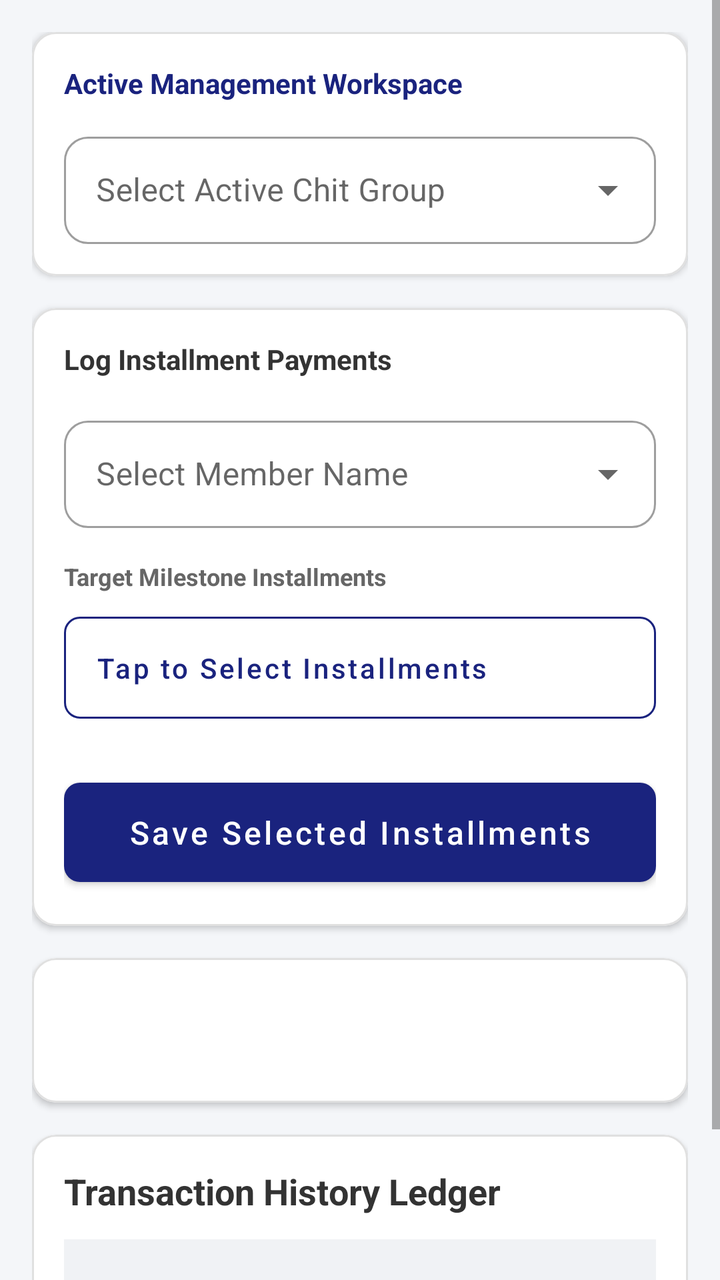
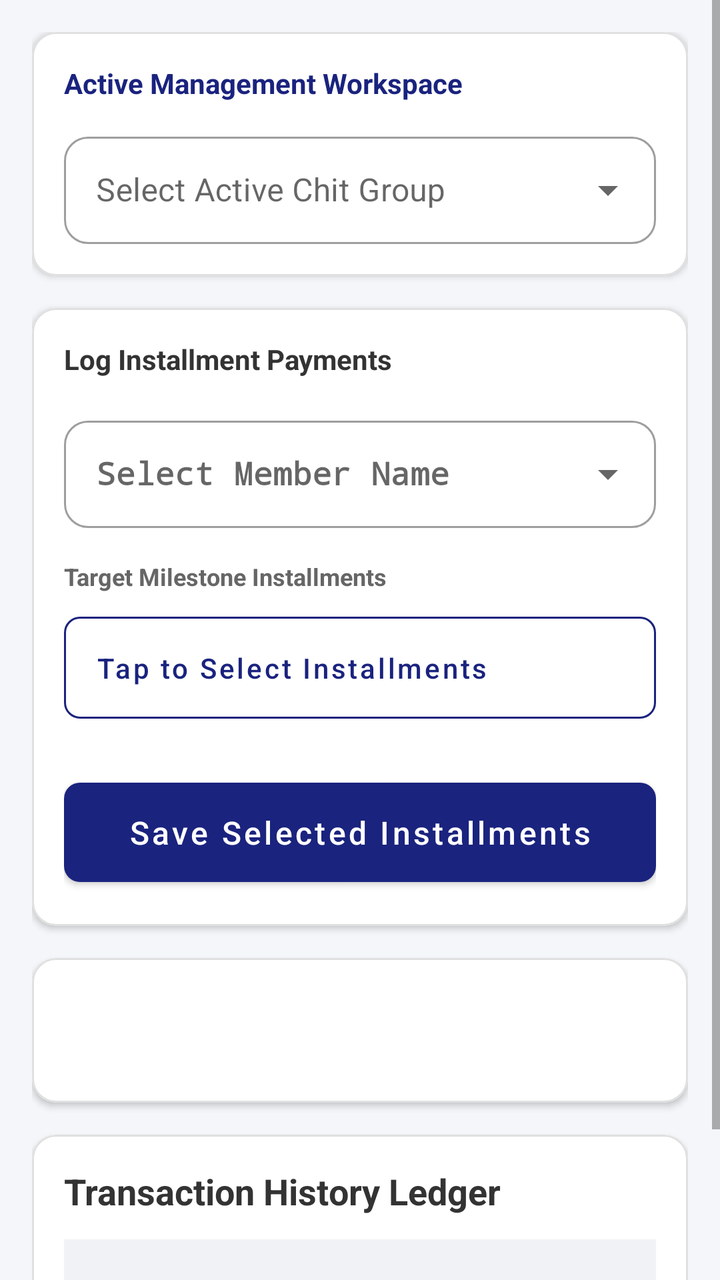

Compare the two renders of this Android layout. The source of the first and the diff that turns it into the second are given below.
<!-- AndroidManifest.xml: application theme Theme.ChitFundManager -->
<!-- res/layout/activity_main.xml -->
<?xml version="1.0" encoding="utf-8"?>
<ScrollView xmlns:android="http://schemas.android.com/apk/res/android"
    xmlns:app="http://schemas.android.com/apk/res-auto"
    android:layout_width="match_parent"
    android:layout_height="match_parent"
    android:background="#F4F6F9"
    android:fillViewport="true">

    <LinearLayout
        android:layout_width="match_parent"
        android:layout_height="wrap_content"
        android:orientation="vertical"
        android:padding="16dp">

        <com.google.android.material.card.MaterialCardView
            android:layout_width="match_parent"
            android:layout_height="wrap_content"
            android:layout_marginBottom="16dp"
            app:cardCornerRadius="12dp"
            app:cardElevation="2dp"
            app:strokeColor="#E0E0E0"
            app:strokeWidth="1dp">

            <LinearLayout
                android:layout_width="match_parent"
                android:layout_height="wrap_content"
                android:orientation="vertical"
                android:padding="16dp">

                <TextView
                    android:layout_width="wrap_content"
                    android:layout_height="wrap_content"
                    android:text="Active Management Workspace"
                    android:textColor="#1A237E"
                    android:textSize="14sp"
                    android:textStyle="bold"
                    android:layout_marginBottom="12dp" />

                <com.google.android.material.textfield.TextInputLayout
                    style="@style/Widget.MaterialComponents.TextInputLayout.OutlinedBox.ExposedDropdownMenu"
                    android:layout_width="match_parent"
                    android:layout_height="wrap_content"
                    android:hint="Select Active Chit Group">

                    <AutoCompleteTextView
                        android:id="@+id/spChitSelector"
                        android:layout_width="match_parent"
                        android:layout_height="wrap_content"
                        android:inputType="none"
                        android:padding="16dp"
                        android:textSize="16sp" />
                </com.google.android.material.textfield.TextInputLayout>
            </LinearLayout>
        </com.google.android.material.card.MaterialCardView>

        <com.google.android.material.card.MaterialCardView
            android:id="@+id/llFormContainer"
            android:layout_width="match_parent"
            android:layout_height="wrap_content"
            android:layout_marginBottom="16dp"
            app:cardCornerRadius="12dp"
            app:cardElevation="2dp"
            app:strokeColor="#E0E0E0"
            app:strokeWidth="1dp">

            <LinearLayout
                android:layout_width="match_parent"
                android:layout_height="wrap_content"
                android:orientation="vertical"
                android:padding="16dp">

                <TextView
                    android:layout_width="wrap_content"
                    android:layout_height="wrap_content"
                    android:text="Log Installment Payments"
                    android:textColor="#333333"
                    android:textSize="14sp"
                    android:textStyle="bold"
                    android:layout_marginBottom="16dp" />

                <com.google.android.material.textfield.TextInputLayout
                    style="@style/Widget.MaterialComponents.TextInputLayout.OutlinedBox.ExposedDropdownMenu"
                    android:layout_width="match_parent"
                    android:layout_height="wrap_content"
                    android:layout_marginBottom="16dp"
                    android:hint="Select Member Name">

                    <AutoCompleteTextView
                        android:id="@+id/spMembers"
                        android:layout_width="match_parent"
                        android:layout_height="wrap_content"
                        android:inputType="none"
                        android:padding="16dp" />
                </com.google.android.material.textfield.TextInputLayout>

                <TextView
                    android:layout_width="wrap_content"
                    android:layout_height="wrap_content"
                    android:text="Target Milestone Installments"
                    android:textColor="#666666"
                    android:textSize="12sp"
                    android:textStyle="bold"
                    android:layout_marginBottom="6dp" />

                <com.google.android.material.button.MaterialButton
                    android:id="@+id/btnSelectInstallments"
                    style="@style/Widget.MaterialComponents.Button.OutlinedButton"
                    android:layout_width="match_parent"
                    android:layout_height="wrap_content"
                    android:layout_marginBottom="20dp"
                    android:text="Tap to Select Installments"
                    android:textColor="#1A237E"
                    android:gravity="start|center_vertical"
                    android:padding="16dp"
                    android:textAllCaps="false"
                    app:strokeColor="#1A237E"
                    app:strokeWidth="1dp"
                    app:cornerRadius="8dp" />

                <com.google.android.material.button.MaterialButton
                    android:id="@+id/btnAddInstallment"
                    android:layout_width="match_parent"
                    android:layout_height="wrap_content"
                    android:text="Save Selected Installments"
                    android:textAllCaps="false"
                    android:textSize="16sp"
                    android:padding="14dp"
                    app:backgroundTint="#1A237E"
                    app:cornerRadius="8dp" />
            </LinearLayout>
        </com.google.android.material.card.MaterialCardView>

        <com.google.android.material.card.MaterialCardView
            android:layout_width="match_parent"
            android:layout_height="wrap_content"
            android:layout_marginBottom="16dp"
            app:cardCornerRadius="12dp"
            app:cardElevation="2dp"
            app:strokeColor="#E0E0E0"
            app:strokeWidth="1dp">

            <LinearLayout
                android:layout_width="match_parent"
                android:layout_height="wrap_content"
                android:orientation="vertical"
                android:padding="16dp">

                <TextView
                    android:id="@+id/tvFundTitle"
                    android:layout_width="match_parent"
                    android:layout_height="wrap_content"
                    android:textSize="18sp"
                    android:textStyle="bold"
                    android:textColor="#1A237E"
                    android:layout_marginBottom="16dp" />

                <HorizontalScrollView
                    android:layout_width="match_parent"
                    android:layout_height="wrap_content">

                    <TableLayout
                        android:id="@+id/tlFundTable"
                        android:layout_width="wrap_content"
                        android:layout_height="wrap_content"
                        android:stretchColumns="*" />
                </HorizontalScrollView>
            </LinearLayout>
        </com.google.android.material.card.MaterialCardView>

        <com.google.android.material.card.MaterialCardView
            android:layout_width="match_parent"
            android:layout_height="wrap_content"
            android:layout_marginBottom="16dp"
            app:cardCornerRadius="12dp"
            app:cardElevation="2dp"
            app:strokeColor="#E0E0E0"
            app:strokeWidth="1dp">

            <LinearLayout
                android:layout_width="match_parent"
                android:layout_height="wrap_content"
                android:orientation="vertical"
                android:padding="16dp">

                <TextView
                    android:layout_width="wrap_content"
                    android:layout_height="wrap_content"
                    android:text="Transaction History Ledger"
                    android:textSize="18sp"
                    android:textStyle="bold"
                    android:textColor="#333333"
                    android:layout_marginBottom="12dp"/>

                <TextView
                    android:id="@+id/tvHistorySummary"
                    android:layout_width="match_parent"
                    android:layout_height="wrap_content"
                    android:background="#F0F2F5"
                    android:padding="12dp"
                    android:textColor="#455A64"
                    android:textStyle="bold"
                    android:textSize="13sp"
                    android:layout_marginBottom="16dp"/>

                <HorizontalScrollView
                    android:layout_width="match_parent"
                    android:layout_height="wrap_content">

                    <TableLayout
                        android:id="@+id/tlHistoryTable"
                        android:layout_width="wrap_content"
                        android:layout_height="wrap_content"
                        android:stretchColumns="*" />
                </HorizontalScrollView>
            </LinearLayout>
        </com.google.android.material.card.MaterialCardView>

    </LinearLayout>
</ScrollView>
<!-- resources referenced by this layout -->
<resources>
  <style name="Theme.ChitFundManager" parent="Theme.MaterialComponents.Light.DarkActionBar">
          
          <item name="colorPrimary">#1A237E</item>
          <item name="colorPrimaryDark">#0D1137</item>
          <item name="colorAccent">#00E676</item>
          
          
          <item name="android:windowBackground">#F4F6F9</item>
          <item name="cardBackgroundColor">#FFFFFF</item>
          
          
          <item name="shapeAppearanceSmallComponent">@style/PremiumRoundedComponentsSmall</item>
      </style>
  <style name="PremiumRoundedComponentsSmall" parent="ShapeAppearance.MaterialComponents.SmallComponent">
          <item name="cornerSize">12dp</item>
      </style>
</resources>

<!-- the commit's change to res/layout/activity_main.xml (unified diff, before → after) -->
@@ -48,7 +48,8 @@
                         android:layout_height="wrap_content"
                         android:inputType="none"
                         android:padding="16dp"
-                        android:textSize="16sp" />
+                        android:textSize="16sp"
+                        android:popupBackground="@drawable/dropdown_popup_bg" />
                 </com.google.android.material.textfield.TextInputLayout>
             </LinearLayout>
         </com.google.android.material.card.MaterialCardView>
@@ -90,7 +91,11 @@
                         android:layout_width="match_parent"
                         android:layout_height="wrap_content"
                         android:inputType="none"
-                        android:padding="16dp" />
+                        android:padding="16dp"
+                        android:fontFamily="monospace"
+                        android:textStyle="bold"
+                        android:textColor="#1A237E"
+                        android:popupBackground="@drawable/dropdown_popup_bg" />
                 </com.google.android.material.textfield.TextInputLayout>
 
                 <TextView
<!-- resource entries referenced after the edit -->
@@ -1,5 +1,13 @@
 <!-- resources referenced by this layout -->
 <resources>
+  <!-- drawable dropdown_popup_bg (drawable) -->
+  <?xml version="1.0" encoding="utf-8"?>
+  <shape xmlns:android="http://schemas.android.com/apk/res/android"
+      android:shape="rectangle">
+      <solid android:color="#FFFFFF" />
+      <corners android:radius="12dp" />
+      <stroke android:width="1dp" android:color="#E0E0E0" />
+  </shape>
   <style name="Theme.ChitFundManager" parent="Theme.MaterialComponents.Light.DarkActionBar">
           
           <item name="colorPrimary">#1A237E</item>
